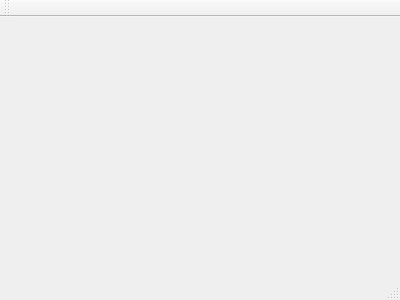
Above: Othello2/mainwindow.ui from jetmangti/-1692b495a48f6f1958405300d72d245a483c3- before the change. Below: the same form after it.
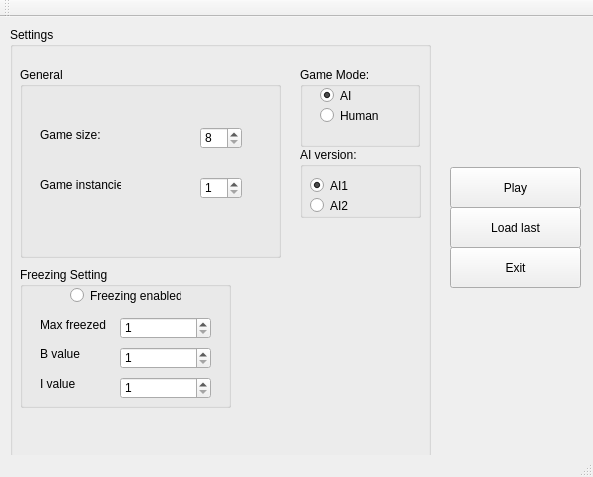
That is the form after the change.

Diff of the .ui file:
```diff
--- a/Othello2/mainwindow.ui
+++ b/Othello2/mainwindow.ui
@@ -1,24 +1,354 @@
 <ui version="4.0">
  <class>MainWindow</class>
- <widget class="QMainWindow" name="MainWindow" >
-  <property name="geometry" >
+ <widget class="QMainWindow" name="MainWindow">
+  <property name="geometry">
    <rect>
     <x>0</x>
     <y>0</y>
-    <width>400</width>
-    <height>300</height>
+    <width>593</width>
+    <height>477</height>
    </rect>
   </property>
   <property name="windowTitle" >
    <string>MainWindow</string>
   </property>
-  <widget class="QMenuBar" name="menuBar" />
-  <widget class="QToolBar" name="mainToolBar" />
-  <widget class="QWidget" name="centralWidget" />
-  <widget class="QStatusBar" name="statusBar" />
+  <widget class="QWidget" name="centralWidget">
+   <widget class="QPushButton" name="playBtn">
+    <property name="geometry">
+     <rect>
+      <x>450</x>
+      <y>150</y>
+      <width>131</width>
+      <height>41</height>
+     </rect>
+    </property>
+    <property name="text">
+     <string>Play</string>
+    </property>
+   </widget>
+   <widget class="QPushButton" name="exitBtn">
+    <property name="geometry">
+     <rect>
+      <x>450</x>
+      <y>230</y>
+      <width>131</width>
+      <height>41</height>
+     </rect>
+    </property>
+    <property name="text">
+     <string>Exit</string>
+    </property>
+   </widget>
+   <widget class="QGroupBox" name="groupBox_2">
+    <property name="geometry">
+     <rect>
+      <x>10</x>
+      <y>10</y>
+      <width>421</width>
+      <height>431</height>
+     </rect>
+    </property>
+    <property name="title">
+     <string>Settings</string>
+    </property>
+    <widget class="QGroupBox" name="groupBox">
+     <property name="geometry">
+      <rect>
+       <x>290</x>
+       <y>120</y>
+       <width>121</width>
+       <height>71</height>
+      </rect>
+     </property>
+     <property name="title">
+      <string>AI version:</string>
+     </property>
+     <widget class="QRadioButton" name="AI2">
+      <property name="geometry">
+       <rect>
+        <x>10</x>
+        <y>50</y>
+        <width>82</width>
+        <height>17</height>
+       </rect>
+      </property>
+      <property name="text">
+       <string>AI2</string>
+      </property>
+     </widget>
+     <widget class="QRadioButton" name="AI1">
+      <property name="geometry">
+       <rect>
+        <x>10</x>
+        <y>30</y>
+        <width>82</width>
+        <height>17</height>
+       </rect>
+      </property>
+      <property name="text">
+       <string>AI1</string>
+      </property>
+      <property name="checked">
+       <bool>true</bool>
+      </property>
+     </widget>
+    </widget>
+    <widget class="QGroupBox" name="groupBox_3">
+     <property name="geometry">
+      <rect>
+       <x>10</x>
+       <y>240</y>
+       <width>211</width>
+       <height>141</height>
+      </rect>
+     </property>
+     <property name="title">
+      <string>Freezing Setting</string>
+     </property>
+     <widget class="QSpinBox" name="maxFreezed">
+      <property name="geometry">
+       <rect>
+        <x>100</x>
+        <y>50</y>
+        <width>91</width>
+        <height>22</height>
+       </rect>
+      </property>
+      <property name="minimum">
+       <number>1</number>
+      </property>
+     </widget>
+     <widget class="QSpinBox" name="bVal">
+      <property name="geometry">
+       <rect>
+        <x>100</x>
+        <y>80</y>
+        <width>91</width>
+        <height>22</height>
+       </rect>
+      </property>
+      <property name="minimum">
+       <number>1</number>
+      </property>
+     </widget>
+     <widget class="QSpinBox" name="iVal">
+      <property name="geometry">
+       <rect>
+        <x>100</x>
+        <y>110</y>
+        <width>91</width>
+        <height>22</height>
+       </rect>
+      </property>
+      <property name="minimum">
+       <number>1</number>
+      </property>
+     </widget>
+     <widget class="QLabel" name="label">
+      <property name="geometry">
+       <rect>
+        <x>20</x>
+        <y>50</y>
+        <width>71</width>
+        <height>16</height>
+       </rect>
+      </property>
+      <property name="text">
+       <string>Max freezed</string>
+      </property>
+     </widget>
+     <widget class="QLabel" name="label_2">
+      <property name="geometry">
+       <rect>
+        <x>20</x>
+        <y>80</y>
+        <width>47</width>
+        <height>13</height>
+       </rect>
+      </property>
+      <property name="text">
+       <string>B value</string>
+      </property>
+     </widget>
+     <widget class="QLabel" name="label_3">
+      <property name="geometry">
+       <rect>
+        <x>20</x>
+        <y>110</y>
+        <width>47</width>
+        <height>13</height>
+       </rect>
+      </property>
+      <property name="text">
+       <string>I value</string>
+      </property>
+     </widget>
+     <widget class="QRadioButton" name="freezingSet">
+      <property name="geometry">
+       <rect>
+        <x>50</x>
+        <y>20</y>
+        <width>111</width>
+        <height>17</height>
+       </rect>
+      </property>
+      <property name="text">
+       <string>Freezing enabled</string>
+      </property>
+     </widget>
+    </widget>
+    <widget class="QGroupBox" name="groupBox_4">
+     <property name="geometry">
+      <rect>
+       <x>290</x>
+       <y>40</y>
+       <width>120</width>
+       <height>80</height>
+      </rect>
+     </property>
+     <property name="title">
+      <string>Game Mode:</string>
+     </property>
+     <widget class="QRadioButton" name="humanSet">
+      <property name="geometry">
+       <rect>
+        <x>20</x>
+        <y>40</y>
+        <width>82</width>
+        <height>17</height>
+       </rect>
+      </property>
+      <property name="text">
+       <string>Human</string>
+      </property>
+     </widget>
+     <widget class="QRadioButton" name="AIset">
+      <property name="geometry">
+       <rect>
+        <x>20</x>
+        <y>20</y>
+        <width>82</width>
+        <height>17</height>
+       </rect>
+      </property>
+      <property name="text">
+       <string>AI</string>
+      </property>
+      <property name="checked">
+       <bool>true</bool>
+      </property>
+     </widget>
+    </widget>
+    <widget class="QGroupBox" name="groupBox_5">
+     <property name="geometry">
+      <rect>
+       <x>10</x>
+       <y>40</y>
+       <width>261</width>
+       <height>191</height>
+      </rect>
+     </property>
+     <property name="title">
+      <string>General</string>
+     </property>
+     <widget class="QSpinBox" name="gameSize">
+      <property name="geometry">
+       <rect>
+        <x>180</x>
+        <y>60</y>
+        <width>42</width>
+        <height>22</height>
+       </rect>
+      </property>
+      <property name="minimum">
+       <number>8</number>
+      </property>
+      <property name="maximum">
+       <number>12</number>
+      </property>
+      <property name="singleStep">
+       <number>2</number>
+      </property>
+     </widget>
+     <widget class="QSpinBox" name="gameInstancies">
+      <property name="geometry">
+       <rect>
+        <x>180</x>
+        <y>110</y>
+        <width>42</width>
+        <height>22</height>
+       </rect>
+      </property>
+      <property name="minimum">
+       <number>1</number>
+      </property>
+      <property name="maximum">
+       <number>99</number>
+      </property>
+      <property name="singleStep">
+       <number>1</number>
+      </property>
+     </widget>
+     <widget class="QLabel" name="label_5">
+      <property name="geometry">
+       <rect>
+        <x>20</x>
+        <y>110</y>
+        <width>81</width>
+        <height>16</height>
+       </rect>
+      </property>
+      <property name="text">
+       <string>&lt;html&gt;&lt;head/&gt;&lt;body&gt;&lt;p&gt;Game instancies:&lt;/p&gt;&lt;/body&gt;&lt;/html&gt;</string>
+      </property>
+     </widget>
+     <widget class="QLabel" name="label_4">
+      <property name="geometry">
+       <rect>
+        <x>20</x>
+        <y>60</y>
+        <width>61</width>
+        <height>16</height>
+       </rect>
+      </property>
+      <property name="text">
+       <string>&lt;html&gt;&lt;head/&gt;&lt;body&gt;&lt;p&gt;Game size:&lt;/p&gt;&lt;/body&gt;&lt;/html&gt;</string>
+      </property>
+     </widget>
+    </widget>
+    <zorder>groupBox</zorder>
+    <zorder>groupBox_3</zorder>
+    <zorder>groupBox_4</zorder>
+    <zorder>loadBtn</zorder>
+    <zorder>exitBtn</zorder>
+    <zorder>playBtn</zorder>
+    <zorder>groupBox_5</zorder>
+   </widget>
+   <widget class="QPushButton" name="loadBtn">
+    <property name="geometry">
+     <rect>
+      <x>450</x>
+      <y>190</y>
+      <width>131</width>
+      <height>41</height>
+     </rect>
+    </property>
+    <property name="text">
+     <string>Load last</string>
+    </property>
+   </widget>
+  </widget>
+  <widget class="QToolBar" name="mainToolBar">
+   <attribute name="toolBarArea">
+    <enum>TopToolBarArea</enum>
+   </attribute>
+   <attribute name="toolBarBreak">
+    <bool>false</bool>
+   </attribute>
+  </widget>
+  <widget class="QStatusBar" name="statusBar"/>
  </widget>
- <layoutDefault spacing="6" margin="11" />
- <pixmapfunction></pixmapfunction>
+ <layoutdefault spacing="6" margin="11"/>
  <resources/>
  <connections/>
 </ui>
```
Left out of the diff: 5 changed lines with no effect on the pictures.
